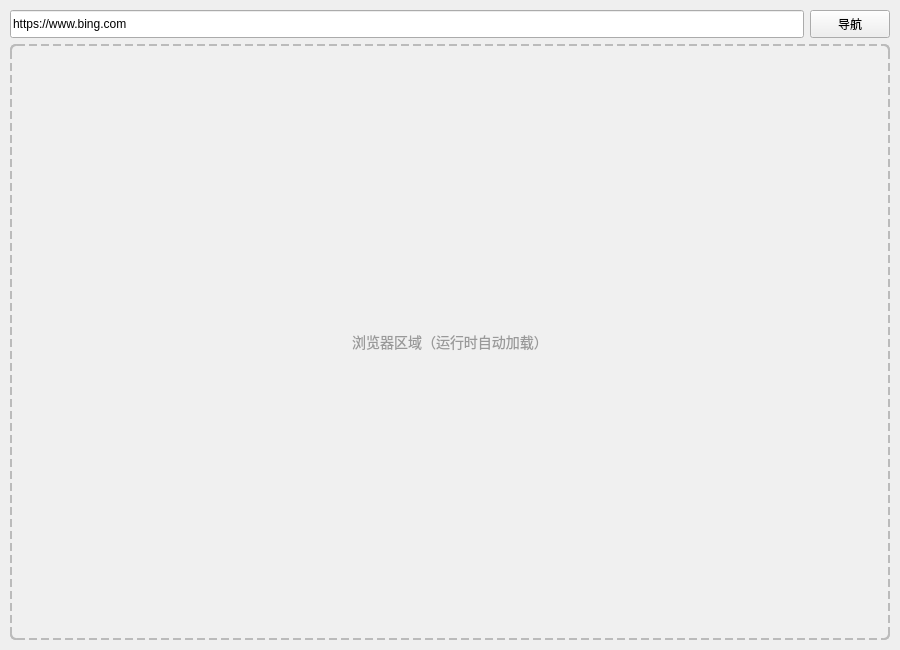
Qt form powervoltagewindow.ui (jinglun233/AntennaTestSystemzjl) before a commit.
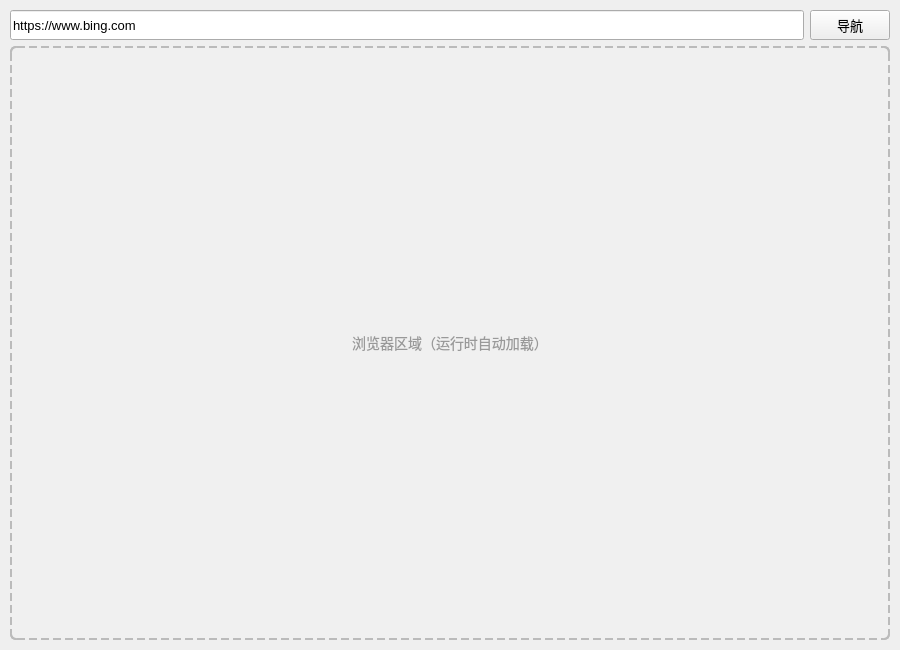
The same form after that commit.

What changed in the file:
```diff
--- a/powervoltagewindow.ui
+++ b/powervoltagewindow.ui
@@ -57,9 +57,17 @@
           <property name="minimumSize">
            <size>
             <width>0</width>
-            <height>28</height>
+            <height>30</height>
            </size>
           </property>
+          <property name="font">
+           <font>
+            <pointsize>10</pointsize>
+           </font>
+          </property>
+          <property name="text">
+           <string>https://www.bing.com</string>
+          </property>
           <property name="placeholderText">
            <string>输入网址，回车或点击按钮导航</string>
           </property>
@@ -73,9 +81,14 @@
           <property name="minimumSize">
            <size>
             <width>70</width>
-            <height>28</height>
+            <height>30</height>
            </size>
           </property>
+          <property name="font">
+           <font>
+            <pointsize>10</pointsize>
+           </font>
+          </property>
           <property name="text">
            <string>导航</string>
           </property>
```
Left out of the diff: 11 changed lines with no effect on the pictures.
